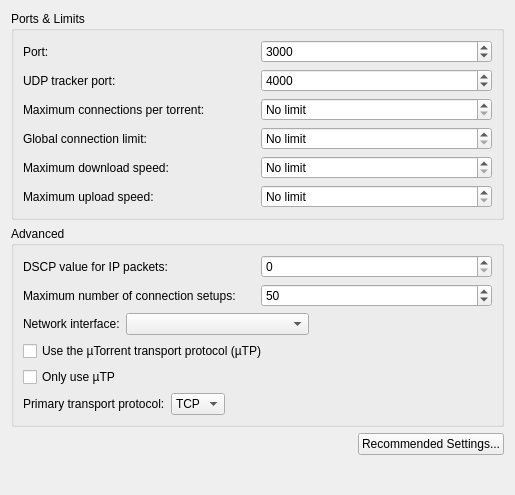
Before: the Qt Designer form ktorrent/pref/networkpref.ui in KDE/ktorrent, drawn with Qt 5.
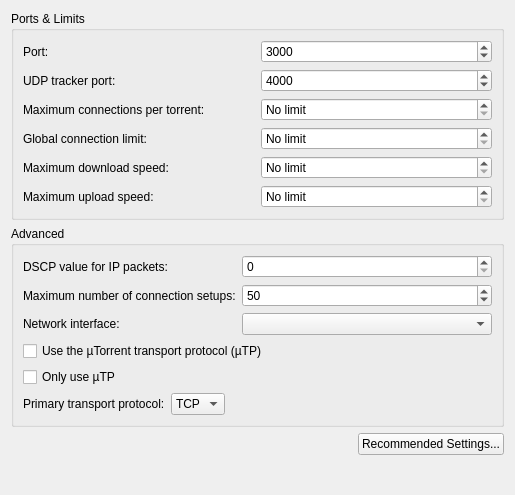
After: the same form once the commit is applied.

Commit message: optimize screen space for preferences dialog

```diff
--- a/ktorrent/pref/networkpref.ui
+++ b/ktorrent/pref/networkpref.ui
@@ -203,18 +203,14 @@
           </property>
          </widget>
         </item>
-       </layout>
-      </item>
-      <item>
-       <layout class="QHBoxLayout">
-        <item>
+        <item row="2" column="0">
          <widget class="QLabel" name="label_9">
           <property name="text">
            <string>Network interface:</string>
           </property>
          </widget>
         </item>
-        <item>
+        <item row="2" column="1">
          <widget class="QComboBox" name="kcfg_networkInterface">
           <property name="sizePolicy">
            <sizepolicy hsizetype="Expanding" vsizetype="Fixed">
@@ -228,22 +224,6 @@
           </property>
          </widget>
         </item>
-        <item>
-         <spacer>
-          <property name="orientation">
-           <enum>Qt::Horizontal</enum>
-          </property>
-          <property name="sizeType">
-           <enum>QSizePolicy::Expanding</enum>
-          </property>
-          <property name="sizeHint" stdset="0">
-           <size>
-            <width>40</width>
-            <height>20</height>
-           </size>
-          </property>
-         </spacer>
-        </item>
        </layout>
       </item>
       <item>
```
The commit also changes 1 other file.
